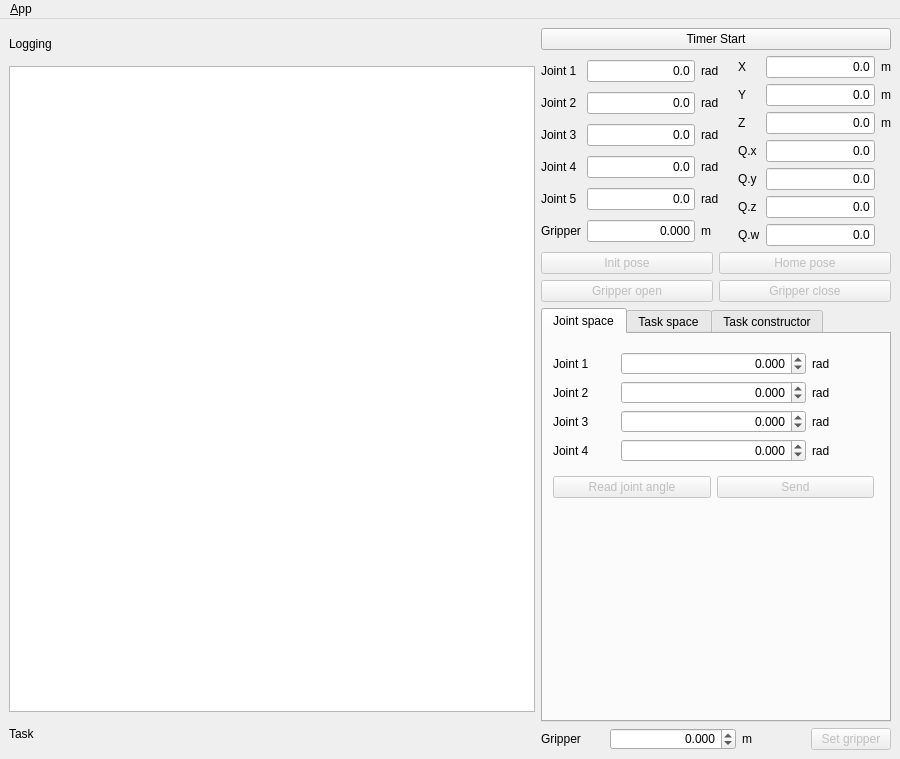
ROBOTIS-GIT/open_manipulator, file open_manipulator_gui/ui/omx_f_main_window.ui: the form before one commit.
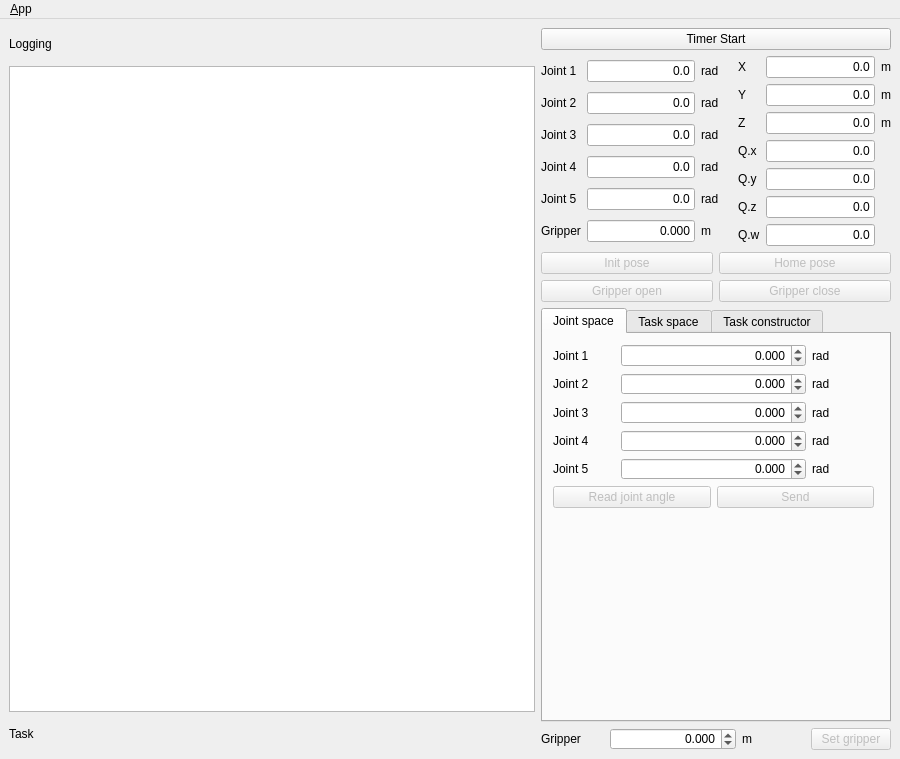
The form after the commit. Icons and pictures are not drawn.

What changed in the file:
```diff
--- a/open_manipulator_gui/ui/omx_f_main_window.ui
+++ b/open_manipulator_gui/ui/omx_f_main_window.ui
@@ -48,7 +48,7 @@
       <item>
        <layout class="QVBoxLayout" name="verticalLayout_11" stretch="1,20,1,25">
         <item>
-         <widget class="QLabel" name="label_18">
+         <widget class="QLabel" name="label_74">
           <property name="text">
            <string>Logging</string>
           </property>
@@ -123,7 +123,7 @@
              </widget>
             </item>
             <item row="1" column="2">
-             <widget class="QLabel" name="label_12">
+             <widget class="QLabel" name="label_13">
               <property name="text">
                <string>rad</string>
               </property>
@@ -144,21 +144,21 @@
              </widget>
             </item>
             <item row="2" column="2">
-             <widget class="QLabel" name="label_13">
-              <property name="text">
-               <string>rad</string>
-              </property>
-             </widget>
-            </item>
-            <item row="3" column="2">
              <widget class="QLabel" name="label_14">
               <property name="text">
                <string>rad</string>
               </property>
              </widget>
             </item>
+            <item row="3" column="2">
+             <widget class="QLabel" name="label_15">
+              <property name="text">
+               <string>rad</string>
+              </property>
+             </widget>
+            </item>
             <item row="4" column="2">
-             <widget class="QLabel" name="label_15">
+             <widget class="QLabel" name="label_16">
               <property name="text">
                <string>rad</string>
               </property>
@@ -281,7 +281,7 @@
              </widget>
             </item>
             <item row="0" column="2">
-             <widget class="QLabel" name="label_11">
+             <widget class="QLabel" name="label_12">
               <property name="text">
                <string>rad</string>
               </property>
@@ -344,14 +344,14 @@
              </widget>
             </item>
             <item row="0" column="0">
-             <widget class="QLabel" name="label_10">
+             <widget class="QLabel" name="label_9">
               <property name="text">
                <string>X</string>
               </property>
              </widget>
             </item>
             <item row="2" column="0">
-             <widget class="QLabel" name="label_8">
+             <widget class="QLabel" name="label_11">
               <property name="text">
                <string>Z</string>
               </property>
@@ -377,7 +377,7 @@
              </widget>
             </item>
             <item row="0" column="2">
-             <widget class="QLabel" name="label_16">
+             <widget class="QLabel" name="label_17">
               <property name="text">
                <string>m</string>
               </property>
@@ -391,7 +391,7 @@
              </widget>
             </item>
             <item row="1" column="0">
-             <widget class="QLabel" name="label_9">
+             <widget class="QLabel" name="label_10">
               <property name="text">
                <string>Y</string>
               </property>
@@ -488,14 +488,14 @@
              </widget>
             </item>
             <item row="1" column="2">
-             <widget class="QLabel" name="label_17">
+             <widget class="QLabel" name="label_18">
               <property name="text">
                <string>m</string>
               </property>
              </widget>
             </item>
             <item row="2" column="2">
-             <widget class="QLabel" name="label_15">
+             <widget class="QLabel" name="label_19">
               <property name="text">
                <string>m</string>
               </property>
@@ -662,7 +662,7 @@
                 </widget>
                </item>
                <item row="2" column="0">
-                <widget class="QLabel" name="label_19">
+                <widget class="QLabel" name="label_25">
                  <property name="text">
                   <string>Joint 3</string>
                  </property>
@@ -715,6 +715,39 @@
                  </property>
                 </widget>
                </item>
+              <item row="4" column="0">
+              <widget class="QLabel" name="label_33">
+                <property name="text">
+                <string>Joint 5</string>
+                </property>
+              </widget>
+              </item>
+              <item row="4" column="1">
+              <widget class="QDoubleSpinBox" name="doubleSpinBox_j5">
+                <property name="alignment">
+                <set>Qt::AlignRight|Qt::AlignTrailing|Qt::AlignVCenter</set>
+                </property>
+                <property name="decimals">
+                <number>3</number>
+                </property>
+                <property name="minimum">
+                <double>-3.140000000000000</double>
+                </property>
+                <property name="maximum">
+                <double>3.140000000000000</double>
+                </property>
+                <property name="singleStep">
+                <double>0.050000000000000</double>
+                </property>
+              </widget>
+              </item>
+              <item row="4" column="2">
+              <widget class="QLabel" name="label_28">
+                <property name="text">
+                <string>rad</string>
+                </property>
+              </widget>
+              </item>
                <item row="0" column="0">
                 <widget class="QLabel" name="label_26">
                  <property name="text">
@@ -943,7 +976,7 @@
                 </widget>
                </item>
                <item row="2" column="2">
-                <widget class="QLabel" name="label_28">
+                <widget class="QLabel" name="label_34">
                  <property name="text">
                   <string>m</string>
                  </property>
```
